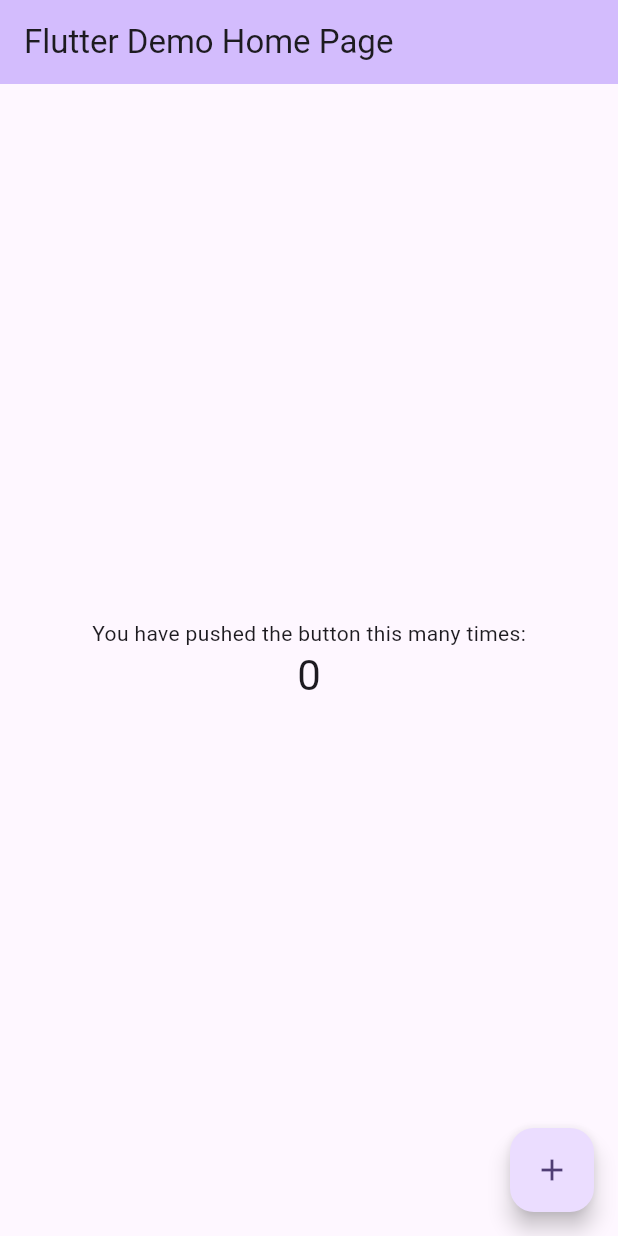
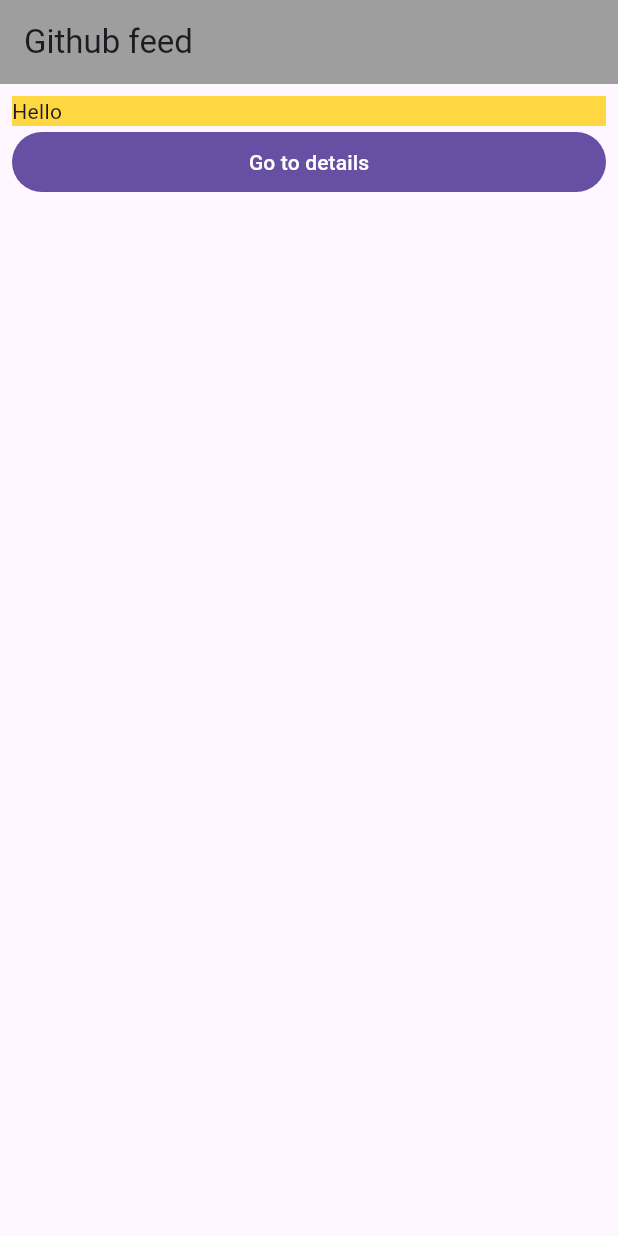
Before and after one commit to Edvardas889/github_feed, a Flutter app: the screen it shows after launch, on a phone screen of 412 x 824 dp. Run offline on Flutter 3.47's test engine with Material 3 defaults, Android fonts, the phone set to English and light mode, and no system bars; our stand-ins replace auto_route, either_dart, flutter_bloc, freezed_annotation, get; network calls fail.

Commit message:
routing added and initial info load

```diff
--- /dev/null
+++ b/lib/app.dart
@@ -0,0 +1,30 @@
+import 'package:auto_route/auto_route.dart';
+import 'package:flutter/material.dart';
+import 'package:flutter_bloc/flutter_bloc.dart';
+import 'package:get/get.dart';
+import 'package:github_feed/core/router/app_router.dart';
+import 'package:github_feed/core/router/app_router.gr.dart';
+import 'package:github_feed/features/initial/bloc/main_feed_cubit.dart';
+import 'package:github_feed/features/initial/repositories/main_feed_repository.dart';
+
+class App extends StatelessWidget {
+  const App({super.key});
+
+  @override
+  Widget build(BuildContext context) {
+    return BlocProvider(
+      create: (context) => MainFeedCubit(
+        Get.find<MainFeedRepository>(),
+      ),
+      child: MaterialApp.router(
+        title: "Github feed",
+        routerDelegate: Get.find<AppRouter>().delegate(
+          deepLinkBuilder: (_) {
+            return DeepLink([InitialRoute()]);
+          },
+        ),
+        routeInformationParser: Get.find<AppRouter>().defaultRouteParser(),
+      ),
+    );
+  }
+}
--- /dev/null
+++ b/lib/core/router/app_router.dart
@@ -0,0 +1,14 @@
+import 'package:auto_route/auto_route.dart';
+import 'package:github_feed/core/router/app_router.gr.dart';
+
+@AutoRouterConfig(replaceInRouteName: 'Page,Route')
+class AppRouter extends RootStackRouter {
+  @override
+  RouteType get defaultRouteType => RouteType.adaptive();
+
+  @override
+  final List<AutoRoute> routes = [
+    AutoRoute(page: InitialRoute.page, path: '/'),
+    AutoRoute(page: FeedDetailsRoute.page),
+  ];
+}
--- /dev/null
+++ b/lib/features/initial/bloc/main_feed_cubit.dart
@@ -0,0 +1,29 @@
+import 'package:flutter_bloc/flutter_bloc.dart';
+import 'package:freezed_annotation/freezed_annotation.dart';
+import 'package:github_feed/features/initial/repositories/main_feed_repository.dart';
+
+part 'main_feed_state.dart';
+
+part 'main_feed_cubit.freezed.dart';
+
+class MainFeedCubit extends Cubit<MainFeedState> {
+  final MainFeedRepository mainFeedRepository;
+
+  MainFeedCubit(
+    this.mainFeedRepository,
+  ) : super(const MainFeedState.initial());
+
+  void load() async {
+    try {
+      emit(const MainFeedState.loading());
+      final feedResult = await mainFeedRepository.get();
+      if (feedResult.isRight) {
+        return emit(MainFeedState.loaded());
+      }
+      return emit(MainFeedState.error());
+    } catch (e) {
+      //LOG ERROR
+      emit(const MainFeedState.error());
+    }
+  }
+}
--- /dev/null
+++ b/lib/features/initial/bloc/main_feed_state.dart
@@ -0,0 +1,9 @@
+part of 'main_feed_cubit.dart';
+
+@freezed
+class MainFeedState with _$MainFeedState {
+  const factory MainFeedState.initial() = _Initial;
+  const factory MainFeedState.loading() = _Loading;
+  const factory MainFeedState.loaded() = _Loaded;
+  const factory MainFeedState.error() = _Error;
+}
--- /dev/null
+++ b/lib/features/initial/initial_page.dart
@@ -0,0 +1,62 @@
+import 'package:auto_route/auto_route.dart';
+import 'package:flutter/material.dart';
+import 'package:flutter_bloc/flutter_bloc.dart';
+import 'package:github_feed/core/router/app_router.gr.dart';
+import 'package:github_feed/features/initial/bloc/main_feed_cubit.dart';
+
+@RoutePage()
+class InitialPage extends StatelessWidget {
+  const InitialPage({super.key});
+
+  @override
+  Widget build(BuildContext context) {
+    return const _InitialPage();
+  }
+}
+
+class _InitialPage extends StatefulWidget {
+  const _InitialPage();
+
+  @override
+  State<_InitialPage> createState() => _InitialPageState();
+}
+
+class _InitialPageState extends State<_InitialPage> {
+  @override
+  void initState() {
+    super.initState();
+    Future.delayed(Duration.zero, () {
+      if (mounted) context.read<MainFeedCubit>().load();
+    });
+  }
+
+  @override
+  Widget build(BuildContext context) {
+    return Scaffold(
+      appBar: AppBar(
+        title: Text("Github feed"),
+        backgroundColor: Colors.grey,
+      ),
+      body: Padding(
+        padding: const EdgeInsets.all(8.0),
+        child: Column(
+          crossAxisAlignment: CrossAxisAlignment.stretch,
+          children: [
+            Container(
+              color: Colors.amberAccent,
+              child: Text("Hello"),
+            ),
+            FilledButton(
+              onPressed: () {
+                context.router.push(FeedDetailsRoute());
+              },
+              child: Text(
+                "Go to details",
+              ),
+            ),
+          ],
+        ),
+      ),
+    );
+  }
+}
--- /dev/null
+++ b/lib/features/initial/models/main_feed_model.dart
@@ -0,0 +1,3 @@
+class MainFeedModel {
+
+}
--- a/lib/main.dart
+++ b/lib/main.dart
@@ -1,125 +1,18 @@
+import 'dart:async';
+
 import 'package:flutter/material.dart';
+import 'package:github_feed/app.dart';
+import 'package:github_feed/dependencies.dart';
 
-void main() {
-  runApp(const MyApp());
+void main() async {
+  await runZonedGuarded(
+    () async {
+      WidgetsFlutterBinding.ensureInitialized();
+      await Dependencies.initializeServices();
+      runApp(const App());
+    },
+    (error, StackTrace stackTrace) {
+      //LOG ERROR
+    },
+  );
 }
-
-class MyApp extends StatelessWidget {
-  const MyApp({super.key});
-
-  // This widget is the root of your application.
-  @override
-  Widget build(BuildContext context) {
-    return MaterialApp(
-      title: 'Flutter Demo',
-      theme: ThemeData(
-        // This is the theme of your application.
-        //
-        // TRY THIS: Try running your application with "flutter run". You'll see
-        // the application has a purple toolbar. Then, without quitting the app,
-        // try changing the seedColor in the colorScheme below to Colors.green
-        // and then invoke "hot reload" (save your changes or press the "hot
-        // reload" button in a Flutter-supported IDE, or press "r" if you used
-        // the command line to start the app).
-        //
-        // Notice that the counter didn't reset back to zero; the application
-        // state is not lost during the reload. To reset the state, use hot
-        // restart instead.
-        //
-        // This works for code too, not just values: Most code changes can be
-        // tested with just a hot reload.
-        colorScheme: ColorScheme.fromSeed(seedColor: Colors.deepPurple),
-        useMaterial3: true,
-      ),
-      home: const MyHomePage(title: 'Flutter Demo Home Page'),
-    );
-  }
-}
-
-class MyHomePage extends StatefulWidget {
-  const MyHomePage({super.key, required this.title});
-
-  // This widget is the home page of your application. It is stateful, meaning
-  // that it has a State object (defined below) that contains fields that affect
-  // how it looks.
-
-  // This class is the configuration for the state. It holds the values (in this
-  // case the title) provided by the parent (in this case the App widget) and
-  // used by the build method of the State. Fields in a Widget subclass are
-  // always marked "final".
-
-  final String title;
-
-  @override
-  State<MyHomePage> createState() => _MyHomePageState();
-}
-
-class _MyHomePageState extends State<MyHomePage> {
-  int _counter = 0;
-
-  void _incrementCounter() {
-    setState(() {
-      // This call to setState tells the Flutter framework that something has
-      // changed in this State, which causes it to rerun the build method below
-      // so that the display can reflect the updated values. If we changed
-      // _counter without calling setState(), then the build method would not be
-      // called again, and so nothing would appear to happen.
-      _counter++;
-    });
-  }
-
-  @override
-  Widget build(BuildContext context) {
-    // This method is rerun every time setState is called, for instance as done
-    // by the _incrementCounter method above.
-    //
-    // The Flutter framework has been optimized to make rerunning build methods
-    // fast, so that you can just rebuild anything that needs updating rather
-    // than having to individually change instances of widgets.
-    return Scaffold(
-      appBar: AppBar(
-        // TRY THIS: Try changing the color here to a specific color (to
-        // Colors.amber, perhaps?) and trigger a hot reload to see the AppBar
-        // change color while the other colors stay the same.
-        backgroundColor: Theme.of(context).colorScheme.inversePrimary,
-        // Here we take the value from the MyHomePage object that was created by
-        // the App.build method, and use it to set our appbar title.
-        title: Text(widget.title),
-      ),
-      body: Center(
-        // Center is a layout widget. It takes a single child and positions it
-        // in the middle of the parent.
-        child: Column(
-          // Column is also a layout widget. It takes a list of children and
-          // arranges them vertically. By default, it sizes itself to fit its
-          // children horizontally, and tries to be as tall as its parent.
-          //
-          // Column has various properties to control how it sizes itself and
-          // how it positions its children. Here we use mainAxisAlignment to
-          // center the children vertically; the main axis here is the vertical
-          // axis because Columns are vertical (the cross axis would be
-          // horizontal).
-          //
-          // TRY THIS: Invoke "debug painting" (choose the "Toggle Debug Paint"
-          // action in the IDE, or press "p" in the console), to see the
-          // wireframe for each widget.
-          mainAxisAlignment: MainAxisAlignment.center,
-          children: <Widget>[
-            const Text(
-              'You have pushed the button this many times:',
-            ),
-            Text(
-              '$_counter',
-              style: Theme.of(context).textTheme.headlineMedium,
-            ),
-          ],
-        ),
-      ),
-      floatingActionButton: FloatingActionButton(
-        onPressed: _incrementCounter,
-        tooltip: 'Increment',
-        child: const Icon(Icons.add),
-      ), // This trailing comma makes auto-formatting nicer for build methods.
-    );
-  }
-}
```
Also changed, not shown: lib/dependencies.dart (added, +16 -0 lines), lib/features/feed_details/feed_details_page.dart (added, +29 -0 lines), lib/features/initial/repositories/main_feed_repository.dart (added, +21 -0 lines), pubspec.yaml (+12 -1 lines), lib/core/router/app_router.gr.dart (added), lib/features/initial/bloc/main_feed_cubit.freezed.dart (added), pubspec.lock, 8 other files.
